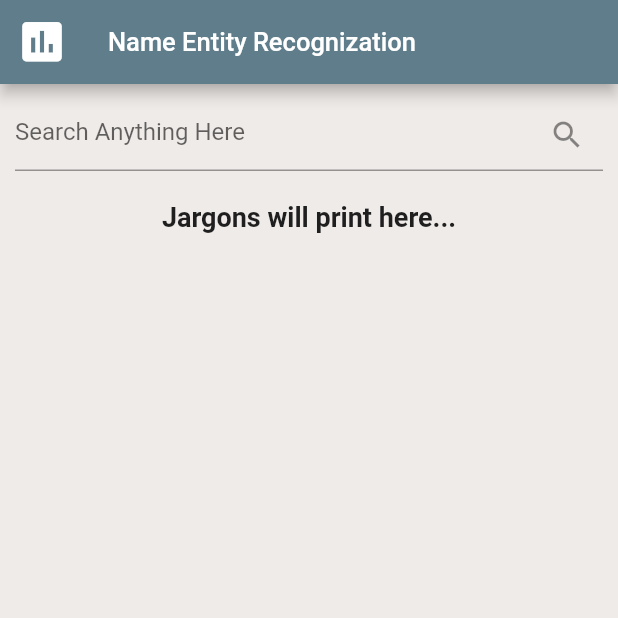
After one commit to darshakpranpariya/HealthHub, a Flutter app: the NER screen opened directly, on a phone screen of 412 x 824 dp, the top half of it. The commit adds this screen. Run offline on Flutter 3.47's test engine with Material 2 defaults, Android fonts, the light colour scheme and no system bars; our stand-ins replace cloud_firestore, firebase_auth; accounts and stored records are empty.

Commit message:
fifth commit

```diff
--- /dev/null
+++ b/HealthHub/lib/ner.dart
@@ -0,0 +1,66 @@
+import 'package:flutter/material.dart';
+import 'package:healthhub/services/api.dart';
+
+class NER extends StatefulWidget {
+  @override
+  _NERState createState() => _NERState();
+}
+
+class _NERState extends State<NER> {
+
+   String url;
+
+  var Data;
+
+  String QueryText = 'Jargons will print here...';
+
+  @override
+  Widget build(BuildContext context) {
+    return Scaffold(
+      backgroundColor: Colors.brown[50],
+      appBar: AppBar(
+        title:
+        Text("Name Entity Recognization",style: TextStyle(fontSize: 17.0),),
+        leading: Icon(Icons.assessment,size: 35.0,),
+
+      ),
+      body: ListView(
+        children: <Widget>[
+          Column(
+            children: <Widget>[
+               Padding(
+                  padding: const EdgeInsets.all(10.0),
+                  child: TextField(
+                    maxLines: null,
+                    onChanged: (value) {
+                      url = 'http://10.0.2.2:5000/api?text=' + value.toString();
+                    },
+                    decoration: InputDecoration(
+                        hintText: 'Search Anything Here',
+
+                        suffixIcon: GestureDetector(
+                            onTap: () async {
+
+                              Data = await Getdata(url);
+
+                              setState(() {
+                                QueryText = Data;
+                              });
+                            },
+                            child: Icon(Icons.search))),
+                  ),
+                ),
+                Padding(
+                  padding: const EdgeInsets.all(10.0),
+                  child: Text(
+                    QueryText,
+                    style: TextStyle(fontSize: 18.0, fontWeight: FontWeight.bold),
+                  ),
+                ),
+            ],
+          ),
+        ],
+      ),
+    );
+  }
+}
--- /dev/null
+++ b/HealthHub/lib/services/api.dart
@@ -0,0 +1,11 @@
+import 'package:http/http.dart' as http;
+
+Future Getdata(String url) async {
+    try {
+      http.Response response = await http.get(url);
+      print(response.body);
+        return(response.body);
+    } catch (error) {
+      print(error);
+    }
+  }
--- a/HealthHub/pubspec.yaml
+++ b/HealthHub/pubspec.yaml
@@ -27,6 +27,7 @@ dependencies:
   cloud_firestore:
   rflutter_alert: ^1.0.2
   intl:
+  http:
 
 
 dev_dependencies:
```
Also changed, not shown: HealthHub/lib/patient_home.dart (+27 -0 lines), HealthHub/pubspec.lock.
